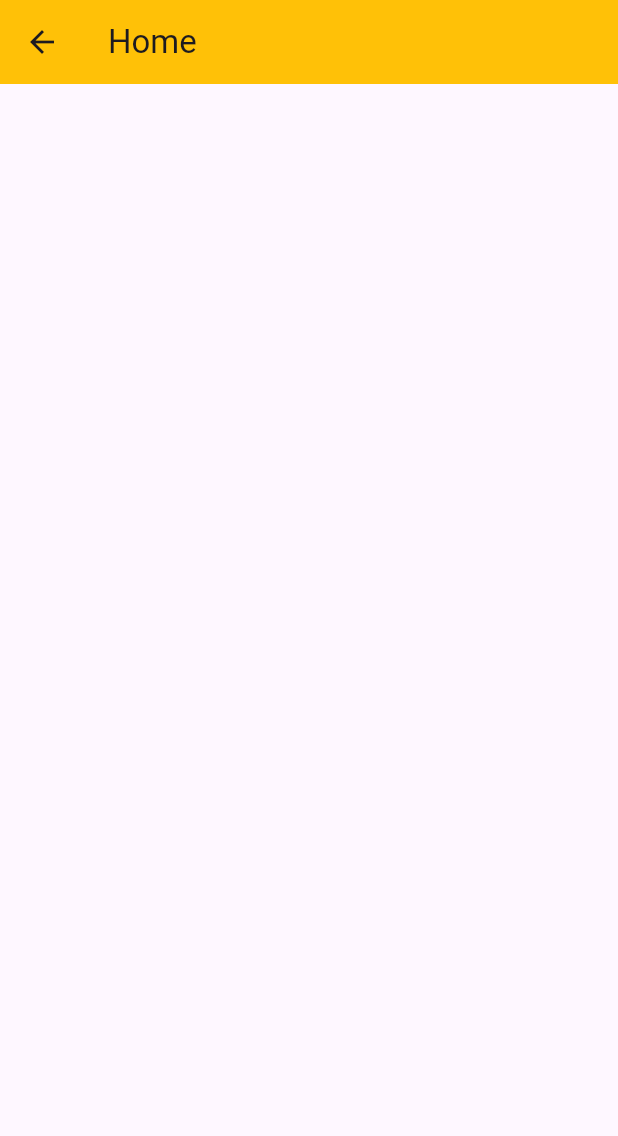
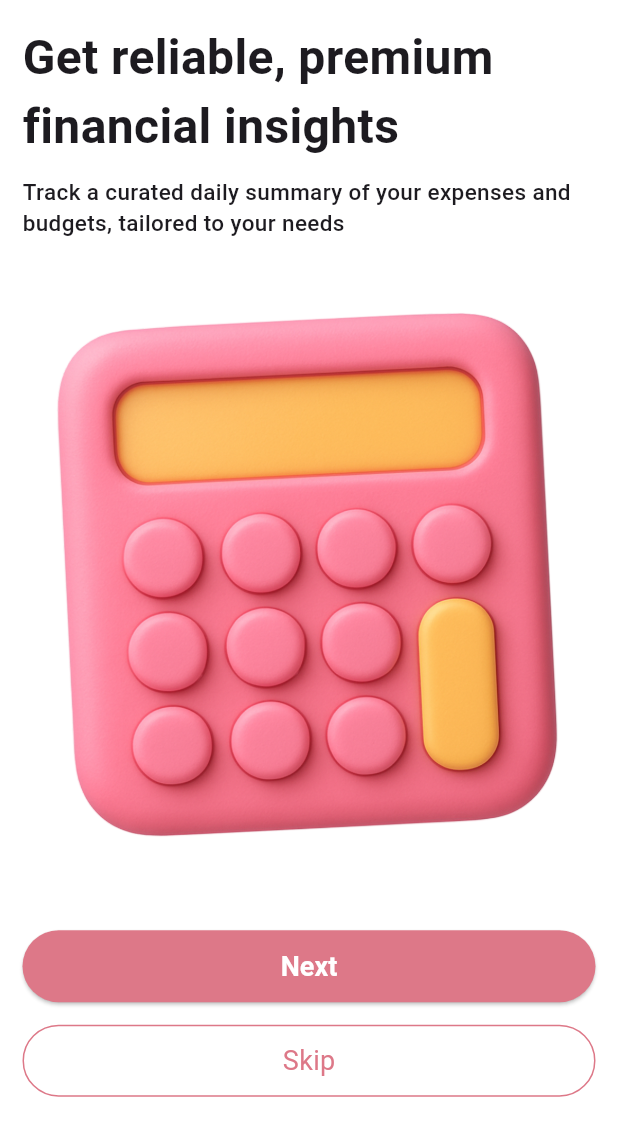
Before and after one commit to sagardhadke/cashly, a Flutter app: the screen it shows after launch, on a phone screen of 412 x 824 dp. Shown: the top 1136 px of the screen. Run offline on Flutter 3.47's test engine with Material 3 defaults, Android fonts, the phone set to English and light mode, and no system bars.

Commit message:
Added onBoard 1

```diff
--- a/lib/main.dart
+++ b/lib/main.dart
@@ -11,11 +11,12 @@ class MyApp extends StatelessWidget {
   @override
   Widget build(BuildContext context) {
     return MaterialApp(
+      initialRoute: AppRoutes.splash,
+      routes: AppRoutes.mRoutes,
+      debugShowCheckedModeBanner: false,
       theme: ThemeData(
         colorScheme: ColorScheme.fromSeed(seedColor: Colors.deepPurple),
       ),
-      initialRoute: AppRoutes.splash,
-      routes: AppRoutes.mRoutes,
     );
   }
 }
--- a/lib/routes/app_routes.dart
+++ b/lib/routes/app_routes.dart
@@ -1,13 +1,17 @@
 import 'package:cashly/screens/home_page.dart';
+import 'package:cashly/screens/onBoard/onBoard1.dart';
 import 'package:cashly/screens/splash_page.dart';
 import 'package:flutter/material.dart';
 
 class AppRoutes {
-  static final String home = "/";
-  static final String splash = "/splash";
+  static const String home = "/home";
+  static const String splash = "/splash";
+  static const String onboard1 = "/onBoard1";
+  static const String onboard2 = "/onBoard2";
 
   static Map<String, WidgetBuilder> mRoutes = {
     AppRoutes.splash: (_) => SplashPage(),
     AppRoutes.home: (_) => MyHome(),
+    AppRoutes.onboard1: (_) => Onboard1(),
   };
 }
--- /dev/null
+++ b/lib/screens/onBoard/onBoard1.dart
@@ -0,0 +1,70 @@
+import 'package:cashly/routes/app_routes.dart';
+import 'package:flutter/material.dart';
+
+class Onboard1 extends StatelessWidget {
+  const Onboard1({super.key});
+
+  @override
+  Widget build(BuildContext context) {
+    return Scaffold(
+      backgroundColor: Colors.white,
+      body: SafeArea(
+        child: SingleChildScrollView(
+          padding: EdgeInsets.all(15),
+          child: Column(
+            children: [
+              Text(
+                "Get reliable, premium financial insights",
+                style: TextStyle(fontSize: 32, fontWeight: FontWeight.bold),
+              ),
+              SizedBox(height: 10),
+              Text(
+                "Track a curated daily summary of your expenses and budgets, tailored to your needs",
+                style: TextStyle(fontSize: 15, fontWeight: FontWeight.w500),
+              ),
+              SizedBox(height: 20),
+              Image.asset("assets/images/onBoard1.png"),
+              SizedBox(height: 45),
+              SizedBox(
+                width: double.infinity,
+                height: 48,
+                child: ElevatedButton(
+                  style: ElevatedButton.styleFrom(
+                    backgroundColor: Color(0XFFDD7888),
+                    foregroundColor: Colors.white,
+                    textStyle: TextStyle(
+                      fontSize: 18,
+                      fontWeight: FontWeight.bold,
+                    ),
+                  ),
+                  onPressed: () {},
+                  child: Text("Next"),
+                ),
+              ),
+              SizedBox(height: 15),
+              GestureDetector(
+                onTap: () {
+                  Navigator.pushReplacementNamed(context, AppRoutes.home);
+                },
+                child: Container(
+                  height: 48,
+                  width: double.infinity,
+
+                  alignment: Alignment.center,
+                  decoration: BoxDecoration(
+                    borderRadius: BorderRadius.circular(25),
+                    border: BoxBorder.all(color: Color(0XFFDD7888), width: 1),
+                  ),
+                  child: Text(
+                    "Skip",
+                    style: TextStyle(color: Color(0XFFDD7888), fontSize: 18),
+                  ),
+                ),
+              ),
+            ],
+          ),
+        ),
+      ),
+    );
+  }
+}
--- a/lib/screens/splash_page.dart
+++ b/lib/screens/splash_page.dart
@@ -17,7 +17,7 @@ class _SplashPageState extends State<SplashPage> {
 
   Future<void> gotoOnBoard() async {
     Future.delayed(Duration(seconds: 2), () {
-      Navigator.pushReplacementNamed(context, AppRoutes.home);
+      Navigator.pushReplacementNamed(context, AppRoutes.onboard1);
     });
   }
 
```
